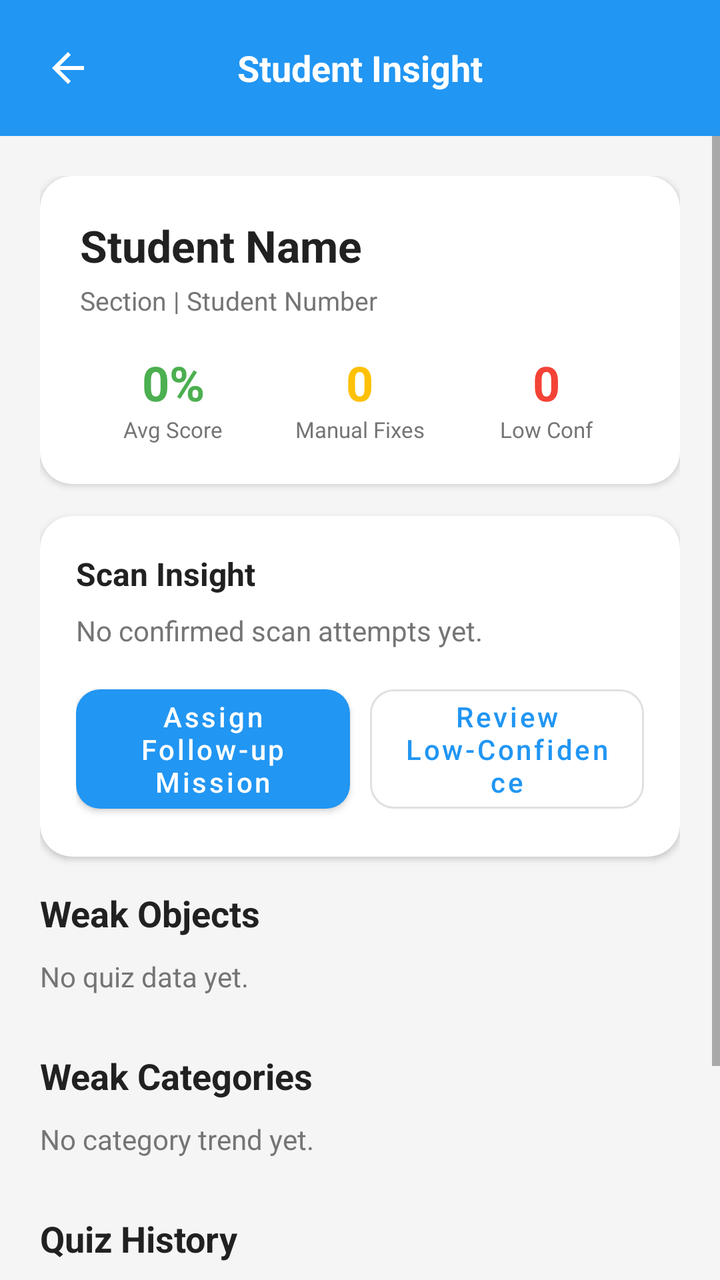
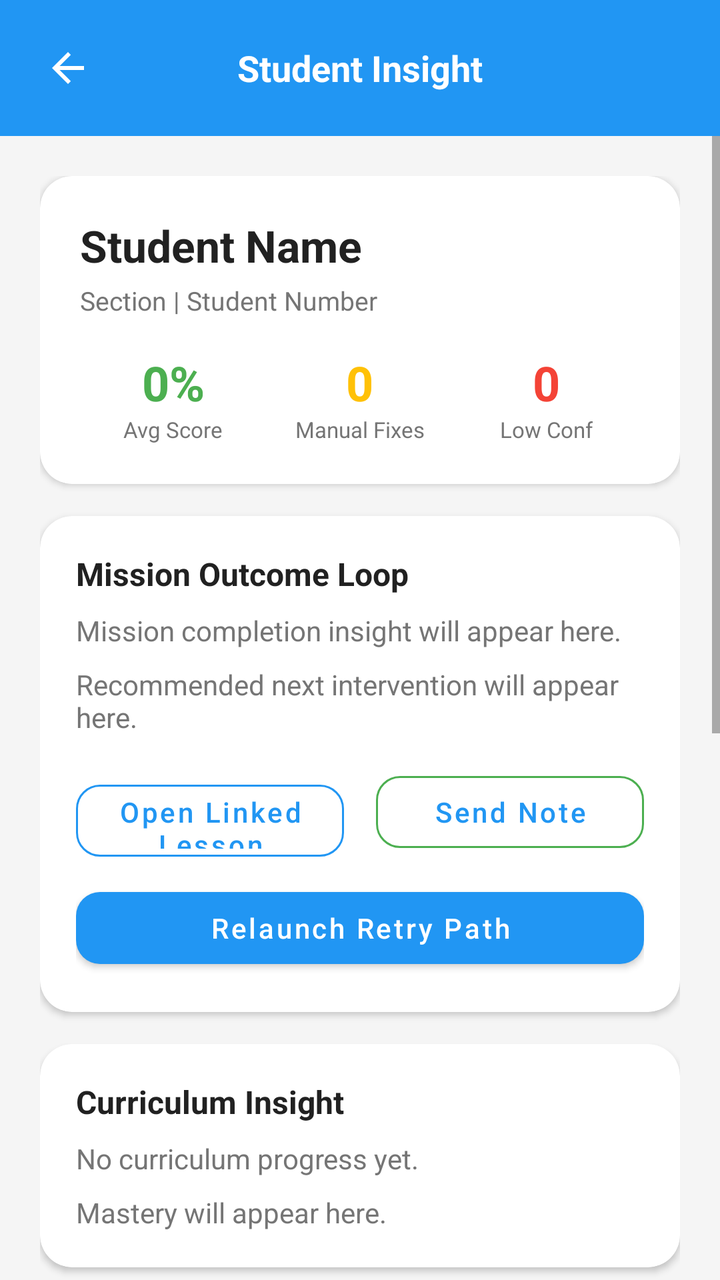

Compare the two renders of this Android layout. The source of the first and the diff that turns it into the second are given below.
<!-- AndroidManifest.xml: activity theme Theme.ScanLearnAR.NoActionBar -->
<!-- res/layout/activity_student_detail.xml -->
<?xml version="1.0" encoding="utf-8"?>
<LinearLayout xmlns:android="http://schemas.android.com/apk/res/android"
    android:fitsSystemWindows="true"
    xmlns:app="http://schemas.android.com/apk/res-auto"
    android:layout_width="match_parent"
    android:layout_height="match_parent"
    android:orientation="vertical"
    android:background="@color/background">

    <LinearLayout
        android:layout_width="match_parent"
        android:layout_height="wrap_content"
        android:orientation="horizontal"
        android:gravity="center_vertical"
        android:padding="12dp"
        android:background="@color/primary">

        <ImageButton
            android:id="@+id/btnBack"
            android:layout_width="44dp"
            android:layout_height="44dp"
            android:src="@drawable/ic_arrow_back"
            android:background="?attr/selectableItemBackgroundBorderless"
            android:tint="@android:color/white" />

        <TextView
            android:layout_width="0dp"
            android:layout_height="wrap_content"
            android:layout_weight="1"
            android:text="Student Insight"
            android:textSize="18sp"
            android:textStyle="bold"
            android:textColor="@android:color/white"
            android:gravity="center" />

        <View
            android:layout_width="44dp"
            android:layout_height="44dp" />
    </LinearLayout>

    <ProgressBar
        android:id="@+id/loadingIndicator"
        android:layout_width="wrap_content"
        android:layout_height="wrap_content"
        android:layout_gravity="center_horizontal"
        android:layout_marginTop="24dp"
        android:visibility="gone" />

    <ScrollView
        android:layout_width="match_parent"
        android:layout_height="0dp"
        android:layout_weight="1">

        <LinearLayout
            android:id="@+id/contentGroup"
            android:layout_width="match_parent"
            android:layout_height="wrap_content"
            android:orientation="vertical"
            android:padding="20dp">

            <androidx.cardview.widget.CardView
                android:layout_width="match_parent"
                android:layout_height="wrap_content"
                android:layout_marginBottom="16dp"
                app:cardCornerRadius="16dp"
                app:cardElevation="2dp">

                <LinearLayout
                    android:layout_width="match_parent"
                    android:layout_height="wrap_content"
                    android:orientation="vertical"
                    android:padding="20dp">

                    <TextView
                        android:id="@+id/tvStudentName"
                        android:layout_width="wrap_content"
                        android:layout_height="wrap_content"
                        android:text="Student Name"
                        android:textSize="22sp"
                        android:textStyle="bold"
                        android:textColor="@color/text_primary" />

                    <TextView
                        android:id="@+id/tvStudentMeta"
                        android:layout_width="wrap_content"
                        android:layout_height="wrap_content"
                        android:text="Section | Student Number"
                        android:textSize="13sp"
                        android:textColor="@color/text_secondary"
                        android:layout_marginTop="4dp" />

                    <LinearLayout
                        android:layout_width="match_parent"
                        android:layout_height="wrap_content"
                        android:orientation="horizontal"
                        android:layout_marginTop="16dp">

                        <LinearLayout
                            android:layout_width="0dp"
                            android:layout_height="wrap_content"
                            android:layout_weight="1"
                            android:orientation="vertical"
                            android:gravity="center">

                            <TextView
                                android:id="@+id/tvAverageScore"
                                android:layout_width="wrap_content"
                                android:layout_height="wrap_content"
                                android:text="0%"
                                android:textSize="24sp"
                                android:textStyle="bold"
                                android:textColor="@color/success" />

                            <TextView
                                android:layout_width="wrap_content"
                                android:layout_height="wrap_content"
                                android:text="Avg Score"
                                android:textSize="11sp"
                                android:textColor="@color/text_secondary" />
                        </LinearLayout>

                        <LinearLayout
                            android:layout_width="0dp"
                            android:layout_height="wrap_content"
                            android:layout_weight="1"
                            android:orientation="vertical"
                            android:gravity="center">

                            <TextView
                                android:id="@+id/tvManualCorrections"
                                android:layout_width="wrap_content"
                                android:layout_height="wrap_content"
                                android:text="0"
                                android:textSize="24sp"
                                android:textStyle="bold"
                                android:textColor="@color/warning" />

                            <TextView
                                android:layout_width="wrap_content"
                                android:layout_height="wrap_content"
                                android:text="Manual Fixes"
                                android:textSize="11sp"
                                android:textColor="@color/text_secondary" />
                        </LinearLayout>

                        <LinearLayout
                            android:layout_width="0dp"
                            android:layout_height="wrap_content"
                            android:layout_weight="1"
                            android:orientation="vertical"
                            android:gravity="center">

                            <TextView
                                android:id="@+id/tvLowConfidence"
                                android:layout_width="wrap_content"
                                android:layout_height="wrap_content"
                                android:text="0"
                                android:textSize="24sp"
                                android:textStyle="bold"
                                android:textColor="@color/challenge" />

                            <TextView
                                android:layout_width="wrap_content"
                                android:layout_height="wrap_content"
                                android:text="Low Conf"
                                android:textSize="11sp"
                                android:textColor="@color/text_secondary" />
                        </LinearLayout>
                    </LinearLayout>
                </LinearLayout>
            </androidx.cardview.widget.CardView>

            <androidx.cardview.widget.CardView
                android:layout_width="match_parent"
                android:layout_height="wrap_content"
                android:layout_marginBottom="16dp"
                app:cardCornerRadius="16dp"
                app:cardElevation="2dp">

                <LinearLayout
                    android:layout_width="match_parent"
                    android:layout_height="wrap_content"
                    android:orientation="vertical"
                    android:padding="18dp">

                    <TextView
                        android:layout_width="wrap_content"
                        android:layout_height="wrap_content"
                        android:text="Scan Insight"
                        android:textSize="16sp"
                        android:textStyle="bold"
                        android:textColor="@color/text_primary" />

                    <TextView
                        android:id="@+id/tvScanSummary"
                        android:layout_width="match_parent"
                        android:layout_height="wrap_content"
                        android:layout_marginTop="8dp"
                        android:text="No confirmed scan attempts yet."
                        android:textSize="14sp"
                        android:textColor="@color/text_secondary" />

                    <LinearLayout
                        android:layout_width="match_parent"
                        android:layout_height="wrap_content"
                        android:orientation="horizontal"
                        android:layout_marginTop="14dp">

                        <com.google.android.material.button.MaterialButton
                            android:id="@+id/btnAssignFollowUpMission"
                            android:layout_width="0dp"
                            android:layout_height="wrap_content"
                            android:layout_weight="1"
                            android:text="Assign Follow-up Mission"
                            android:textAllCaps="false"
                            app:cornerRadius="12dp" />

                        <com.google.android.material.button.MaterialButton
                            android:id="@+id/btnReviewLowConfidence"
                            style="@style/Widget.MaterialComponents.Button.OutlinedButton"
                            android:layout_width="0dp"
                            android:layout_height="wrap_content"
                            android:layout_weight="1"
                            android:layout_marginStart="10dp"
                            android:text="Review Low-Confidence"
                            android:textAllCaps="false"
                            app:cornerRadius="12dp" />
                    </LinearLayout>
                </LinearLayout>
            </androidx.cardview.widget.CardView>

            <androidx.cardview.widget.CardView
                android:id="@+id/cardFollowUpMission"
                android:layout_width="match_parent"
                android:layout_height="wrap_content"
                android:layout_marginBottom="16dp"
                android:visibility="gone"
                app:cardCornerRadius="16dp"
                app:cardElevation="2dp">

                <LinearLayout
                    android:layout_width="match_parent"
                    android:layout_height="wrap_content"
                    android:orientation="vertical"
                    android:padding="18dp">

                    <TextView
                        android:layout_width="wrap_content"
                        android:layout_height="wrap_content"
                        android:text="Follow-up Mission Draft"
                        android:textSize="16sp"
                        android:textStyle="bold"
                        android:textColor="@color/text_primary" />

                    <TextView
                        android:id="@+id/tvFollowUpTitle"
                        android:layout_width="match_parent"
                        android:layout_height="wrap_content"
                        android:layout_marginTop="8dp"
                        android:text="Mission title"
                        android:textSize="15sp"
                        android:textStyle="bold"
                        android:textColor="@color/text_primary" />

                    <TextView
                        android:id="@+id/tvFollowUpReason"
                        android:layout_width="match_parent"
                        android:layout_height="wrap_content"
                        android:layout_marginTop="8dp"
                        android:text="Reason"
                        android:textSize="14sp"
                        android:textColor="@color/text_secondary" />

                    <TextView
                        android:id="@+id/tvFollowUpObjects"
                        android:layout_width="match_parent"
                        android:layout_height="wrap_content"
                        android:layout_marginTop="8dp"
                        android:text="Objects"
                        android:textSize="14sp"
                        android:textColor="@color/text_secondary" />
                </LinearLayout>
            </androidx.cardview.widget.CardView>

            <TextView
                android:layout_width="wrap_content"
                android:layout_height="wrap_content"
                android:text="Weak Objects"
                android:textSize="18sp"
                android:textStyle="bold"
                android:textColor="@color/text_primary"
                android:layout_marginBottom="10dp" />

            <TextView
                android:id="@+id/tvWeakTopicsEmpty"
                android:layout_width="match_parent"
                android:layout_height="wrap_content"
                android:text="No quiz data yet."
                android:textSize="14sp"
                android:textColor="@color/text_secondary"
                android:layout_marginBottom="10dp" />

            <androidx.recyclerview.widget.RecyclerView
                android:id="@+id/rvWeakTopics"
                android:layout_width="match_parent"
                android:layout_height="wrap_content"
                android:nestedScrollingEnabled="false"
                android:visibility="gone" />

            <TextView
                android:layout_width="wrap_content"
                android:layout_height="wrap_content"
                android:text="Weak Categories"
                android:textSize="18sp"
                android:textStyle="bold"
                android:textColor="@color/text_primary"
                android:layout_marginTop="18dp"
                android:layout_marginBottom="10dp" />

            <TextView
                android:id="@+id/tvWeakCategoriesEmpty"
                android:layout_width="match_parent"
                android:layout_height="wrap_content"
                android:text="No category trend yet."
                android:textSize="14sp"
                android:textColor="@color/text_secondary"
                android:layout_marginBottom="10dp" />

            <androidx.recyclerview.widget.RecyclerView
                android:id="@+id/rvWeakCategories"
                android:layout_width="match_parent"
                android:layout_height="wrap_content"
                android:nestedScrollingEnabled="false"
                android:visibility="gone" />

            <TextView
                android:layout_width="wrap_content"
                android:layout_height="wrap_content"
                android:text="Quiz History"
                android:textSize="18sp"
                android:textStyle="bold"
                android:textColor="@color/text_primary"
                android:layout_marginTop="18dp"
                android:layout_marginBottom="10dp" />

            <TextView
                android:id="@+id/tvQuizEmpty"
                android:layout_width="match_parent"
                android:layout_height="wrap_content"
                android:text="No quiz attempts yet."
                android:textSize="14sp"
                android:textColor="@color/text_secondary"
                android:layout_marginBottom="10dp" />

            <androidx.recyclerview.widget.RecyclerView
                android:id="@+id/rvQuizHistory"
                android:layout_width="match_parent"
                android:layout_height="wrap_content"
                android:nestedScrollingEnabled="false"
                android:visibility="gone" />

            <TextView
                android:layout_width="wrap_content"
                android:layout_height="wrap_content"
                android:text="Recent Objects Learned"
                android:textSize="18sp"
                android:textStyle="bold"
                android:textColor="@color/text_primary"
                android:layout_marginTop="18dp"
                android:layout_marginBottom="10dp" />

            <TextView
                android:id="@+id/tvRecentEmpty"
                android:layout_width="match_parent"
                android:layout_height="wrap_content"
                android:text="No submissions yet."
                android:textSize="14sp"
                android:textColor="@color/text_secondary"
                android:layout_marginBottom="10dp" />

            <androidx.recyclerview.widget.RecyclerView
                android:id="@+id/rvRecentLearned"
                android:layout_width="match_parent"
                android:layout_height="wrap_content"
                android:nestedScrollingEnabled="false"
                android:visibility="gone" />

            <LinearLayout
                android:id="@+id/lowConfidenceSection"
                android:layout_width="match_parent"
                android:layout_height="wrap_content"
                android:orientation="vertical"
                android:visibility="gone"
                android:layout_marginTop="18dp">

                <TextView
                    android:layout_width="wrap_content"
                    android:layout_height="wrap_content"
                    android:text="Low-Confidence Scan Review"
                    android:textSize="18sp"
                    android:textStyle="bold"
                    android:textColor="@color/text_primary"
                    android:layout_marginBottom="10dp" />

                <TextView
                    android:id="@+id/tvLowConfidenceEmpty"
                    android:layout_width="match_parent"
                    android:layout_height="wrap_content"
                    android:text="No low-confidence scans to review."
                    android:textSize="14sp"
                    android:textColor="@color/text_secondary"
                    android:layout_marginBottom="10dp" />

                <androidx.recyclerview.widget.RecyclerView
                    android:id="@+id/rvLowConfidenceScans"
                    android:layout_width="match_parent"
                    android:layout_height="wrap_content"
                    android:nestedScrollingEnabled="false"
                    android:visibility="gone" />
            </LinearLayout>
        </LinearLayout>
    </ScrollView>
</LinearLayout>
<!-- resources referenced by this layout -->
<resources>
  <color name="background">#F5F5F5</color>
  <color name="challenge">#F44336</color>
  <color name="primary">#2196F3</color>
  <color name="success">#4CAF50</color>
  <color name="text_primary">#212121</color>
  <color name="text_secondary">#757575</color>
  <color name="warning">#FFC107</color>
  <!-- drawable ic_arrow_back (drawable) -->
  <vector xmlns:android="http://schemas.android.com/apk/res/android"
      android:width="24dp" android:height="24dp"
      android:viewportWidth="24" android:viewportHeight="24">
      <path android:fillColor="#FF000000"
          android:pathData="M20,11H7.83l5.59,-5.59L12,4l-8,8 8,8 1.41,-1.41L7.83,13H20v-2z"/>
  </vector>
  <style name="Theme.ScanLearnAR.NoActionBar" parent="Theme.ScanLearnAR">
          <item name="windowActionBar">false</item>
          <item name="windowNoTitle">true</item>
          <item name="android:windowFullscreen">false</item>
          <item name="android:windowDrawsSystemBarBackgrounds">true</item>
          <item name="android:statusBarColor">@color/primary_dark</item>
          <item name="android:windowLayoutInDisplayCutoutMode">never</item>
          <item name="android:windowLightStatusBar">true</item>
      </style>
  <style name="Theme.ScanLearnAR" parent="Theme.MaterialComponents.DayNight.DarkActionBar">
          <item name="colorPrimary">@color/primary</item>
          <item name="colorPrimaryVariant">@color/primary_dark</item>
          <item name="colorOnPrimary">@android:color/white</item>
          <item name="android:statusBarColor">@color/primary_dark</item>
          <item name="android:windowFullscreen">false</item>
          <item name="android:windowDrawsSystemBarBackgrounds">true</item>
          <item name="android:windowLayoutInDisplayCutoutMode">never</item>
          <item name="android:windowLightStatusBar">true</item>
      </style>
  <color name="primary_dark">#1976D2</color>
</resources>

<!-- the commit's change to res/layout/activity_student_detail.xml (unified diff, before → after) -->
@@ -186,6 +186,128 @@
                     <TextView
                         android:layout_width="wrap_content"
                         android:layout_height="wrap_content"
+                        android:text="Mission Outcome Loop"
+                        android:textSize="16sp"
+                        android:textStyle="bold"
+                        android:textColor="@color/text_primary" />
+
+                    <TextView
+                        android:id="@+id/tvMissionSummary"
+                        android:layout_width="match_parent"
+                        android:layout_height="wrap_content"
+                        android:layout_marginTop="8dp"
+                        android:text="Mission completion insight will appear here."
+                        android:textSize="14sp"
+                        android:textColor="@color/text_secondary" />
+
+                    <TextView
+                        android:id="@+id/tvRemediationSummary"
+                        android:layout_width="match_parent"
+                        android:layout_height="wrap_content"
+                        android:layout_marginTop="8dp"
+                        android:text="Recommended next intervention will appear here."
+                        android:textSize="14sp"
+                        android:textColor="@color/text_secondary" />
+
+                    <LinearLayout
+                        android:layout_width="match_parent"
+                        android:layout_height="wrap_content"
+                        android:layout_marginTop="14dp"
+                        android:orientation="horizontal">
+
+                        <com.google.android.material.button.MaterialButton
+                            android:id="@+id/btnOpenLinkedLesson"
+                            style="@style/Widget.MaterialComponents.Button.OutlinedButton"
+                            android:layout_width="0dp"
+                            android:layout_height="48dp"
+                            android:layout_marginEnd="8dp"
+                            android:layout_weight="1"
+                            android:text="Open Linked Lesson"
+                            android:textAllCaps="false"
+                            app:cornerRadius="12dp"
+                            app:strokeColor="@color/primary" />
+
+                        <com.google.android.material.button.MaterialButton
+                            android:id="@+id/btnSendTeacherNote"
+                            style="@style/Widget.MaterialComponents.Button.OutlinedButton"
+                            android:layout_width="0dp"
+                            android:layout_height="48dp"
+                            android:layout_marginStart="8dp"
+                            android:layout_weight="1"
+                            android:text="Send Note"
+                            android:textAllCaps="false"
+                            app:cornerRadius="12dp"
+                            app:strokeColor="@color/success" />
+                    </LinearLayout>
+
+                    <com.google.android.material.button.MaterialButton
+                        android:id="@+id/btnRelaunchRetryPath"
+                        android:layout_width="match_parent"
+                        android:layout_height="48dp"
+                        android:layout_marginTop="10dp"
+                        android:text="Relaunch Retry Path"
+                        android:textAllCaps="false"
+                        app:cornerRadius="12dp" />
+                </LinearLayout>
+            </androidx.cardview.widget.CardView>
+
+            <androidx.cardview.widget.CardView
+                android:layout_width="match_parent"
+                android:layout_height="wrap_content"
+                android:layout_marginBottom="16dp"
+                app:cardCornerRadius="16dp"
+                app:cardElevation="2dp">
+
+                <LinearLayout
+                    android:layout_width="match_parent"
+                    android:layout_height="wrap_content"
+                    android:orientation="vertical"
+                    android:padding="18dp">
+
+                    <TextView
+                        android:layout_width="wrap_content"
+                        android:layout_height="wrap_content"
+                        android:text="Curriculum Insight"
+                        android:textSize="16sp"
+                        android:textStyle="bold"
+                        android:textColor="@color/text_primary" />
+
+                    <TextView
+                        android:id="@+id/tvCurriculumSummary"
+                        android:layout_width="match_parent"
+                        android:layout_height="wrap_content"
+                        android:layout_marginTop="8dp"
+                        android:text="No curriculum progress yet."
+                        android:textSize="14sp"
+                        android:textColor="@color/text_secondary" />
+
+                    <TextView
+                        android:id="@+id/tvMasterySummary"
+                        android:layout_width="match_parent"
+                        android:layout_height="wrap_content"
+                        android:layout_marginTop="8dp"
+                        android:text="Mastery will appear here."
+                        android:textSize="14sp"
+                        android:textColor="@color/text_secondary" />
+                </LinearLayout>
+            </androidx.cardview.widget.CardView>
+
+            <androidx.cardview.widget.CardView
+                android:layout_width="match_parent"
+                android:layout_height="wrap_content"
+                android:layout_marginBottom="16dp"
+                app:cardCornerRadius="16dp"
+                app:cardElevation="2dp">
+
+                <LinearLayout
+                    android:layout_width="match_parent"
+                    android:layout_height="wrap_content"
+                    android:orientation="vertical"
+                    android:padding="18dp">
+
+                    <TextView
+                        android:layout_width="wrap_content"
+                        android:layout_height="wrap_content"
                         android:text="Scan Insight"
                         android:textSize="16sp"
                         android:textStyle="bold"
